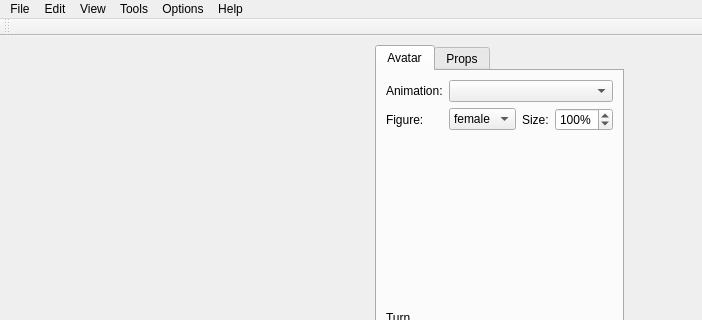
The window that src/pinglymotionwindow.ui (pingledingle-tech/PinglyMotion) describes before a commit, drawn with Qt 5; both pictures show x 0 to 702 and y 0 to 320 of the 702 by 818 pixel window.
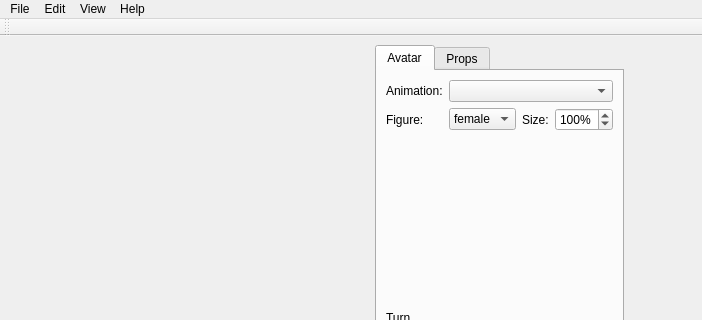
The same window after the commit. Icons and pictures are not drawn. Custom widgets are drawn as their Qt base class.

Commit message:
Take the old Tools and Options menus out of the program (#483)
* Start job: remove the old menus

* Job file: pull request number

* Take the old Tools and Options menus and the Settings menu entry out of the program

Remove extra keys and Tools > Mirror go. Fog (off at the start) and Floor
transparency move to the View menu, Lock the first frame to the Edit menu.
New keys start smooth. The Settings window code stays.

* Job file: files list

* Fix the timeline clip test for smooth new keys, job file, text check

* Job file: done

```diff
--- a/src/pinglymotionwindow.ui
+++ b/src/pinglymotionwindow.ui
@@ -1328,15 +1328,6 @@
     <addaction name="editCopyAction"/>
     <addaction name="editPasteAction"/>
    </widget>
-   <widget class="QMenu" name="menuOptions">
-    <property name="title">
-     <string>Options</string>
-    </property>
-    <addaction name="optionsJointLimitsAction"/>
-    <addaction name="optionsLoopAction"/>
-    <addaction name="optionsProtectFirstFrameAction"/>
-    <addaction name="optionsConfigurePinglyMotionAction"/>
-   </widget>
    <widget class="QMenu" name="menuView">
     <property name="title">
      <string>View</string>
@@ -1352,18 +1343,9 @@
     <addaction name="helpClearLogAction"/>
     <addaction name="helpAboutAction"/>
    </widget>
-   <widget class="QMenu" name="menuTools">
-    <property name="title">
-     <string>Tools</string>
-    </property>
-    <addaction name="toolsOptimizeBVHAction"/>
-    <addaction name="toolsMirrorAction"/>
-   </widget>
    <addaction name="menuFile"/>
    <addaction name="menuEdit"/>
    <addaction name="menuView"/>
-   <addaction name="menuTools"/>
-   <addaction name="menuOptions"/>
    <addaction name="menuHelp"/>
   </widget>
   <widget class="QToolBar" name="toolBar">
```
Left out of the diff: 21 changed lines with no effect on the pictures. The commit also changes 22 other files.
